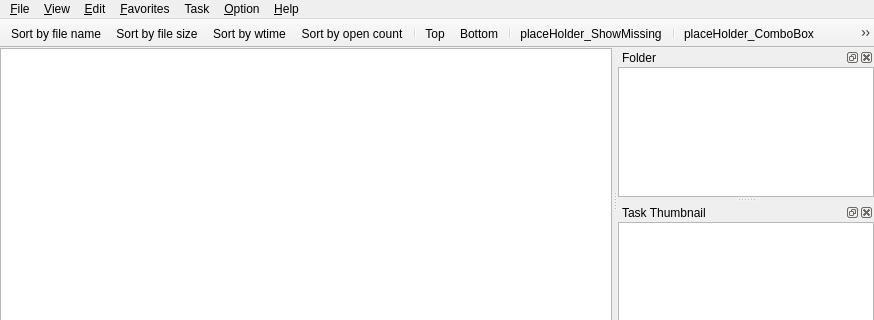
This is src/mainwindow.ui in ambiesoft/SceneExplorer as Qt 5 draws it before an edit; both pictures show x 0 to 874 and y 0 to 320 of the 874 by 590 pixel window. The edited form follows.
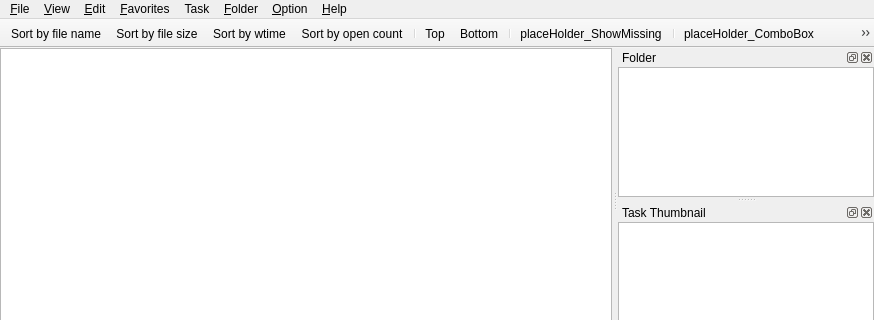
This is the edited form. Custom widgets are drawn as their Qt base class.

What changed in the file:
```diff
--- a/src/mainwindow.ui
+++ b/src/mainwindow.ui
@@ -138,11 +138,18 @@
     <addaction name="action_Add_current_check_states"/>
     <addaction name="separator"/>
    </widget>
+   <widget class="QMenu" name="menu_Folder">
+    <property name="title">
+     <string>&amp;Folder</string>
+    </property>
+    <addaction name="action_Add_Folder"/>
+   </widget>
    <addaction name="menu_File"/>
    <addaction name="menu_View"/>
    <addaction name="menu_Edit"/>
    <addaction name="menu_Favorites"/>
    <addaction name="menu_Task"/>
+   <addaction name="menu_Folder"/>
    <addaction name="menu_Option"/>
    <addaction name="menu_Help"/>
   </widget>
```
Left out of the diff: 11 changed lines with no effect on the pictures.
